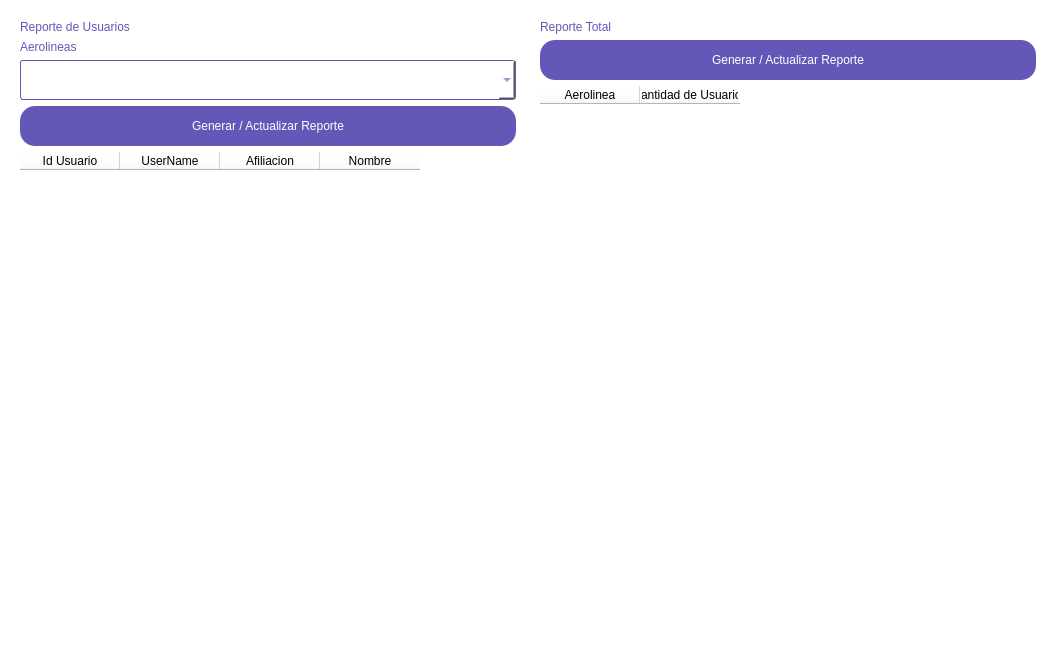
difer19/Gestor-de-Hangares, file GUI/Resources/UI/ReporteUsuarios.ui: the form before one commit.
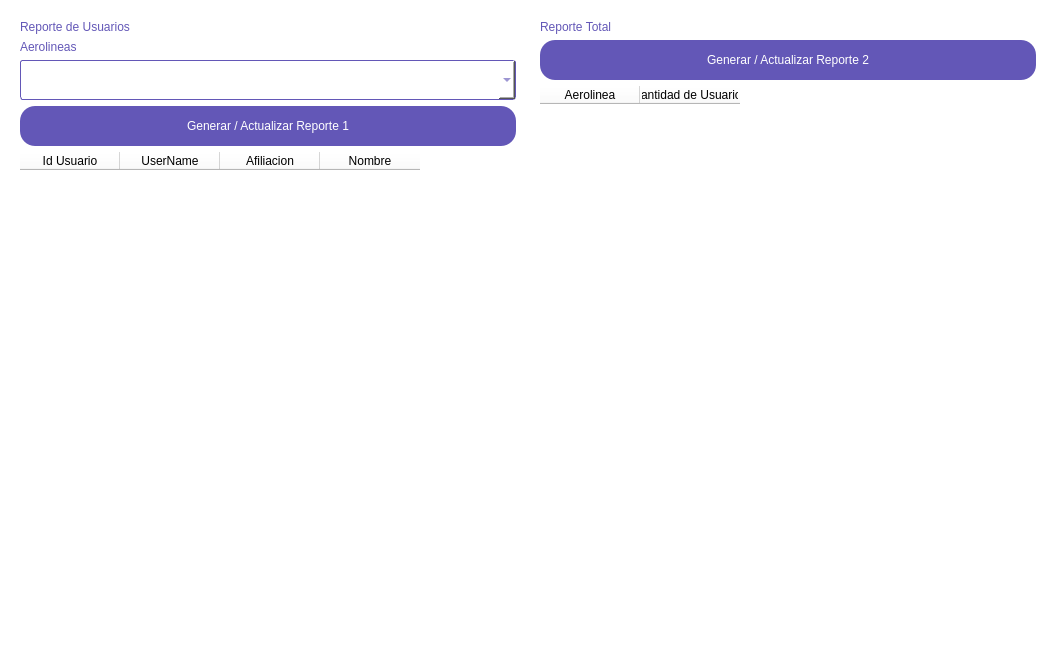
The form after the commit.

Diff of the .ui file:
```diff
--- a/GUI/Resources/UI/ReporteUsuarios.ui
+++ b/GUI/Resources/UI/ReporteUsuarios.ui
@@ -122,7 +122,7 @@
          </size>
         </property>
         <property name="text">
-         <string>Generar / Actualizar Reporte</string>
+         <string>Generar / Actualizar Reporte 1</string>
         </property>
        </widget>
       </item>
@@ -184,7 +184,7 @@
          </size>
         </property>
         <property name="text">
-         <string>Generar / Actualizar Reporte</string>
+         <string>Generar / Actualizar Reporte 2</string>
         </property>
        </widget>
       </item>
```
